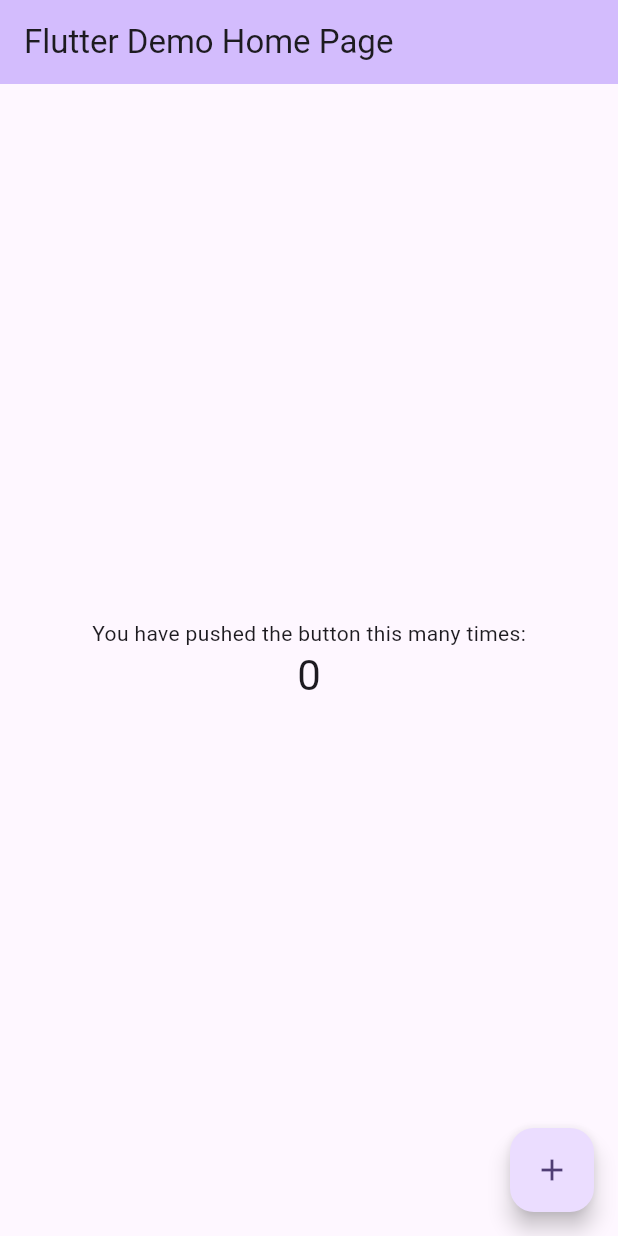
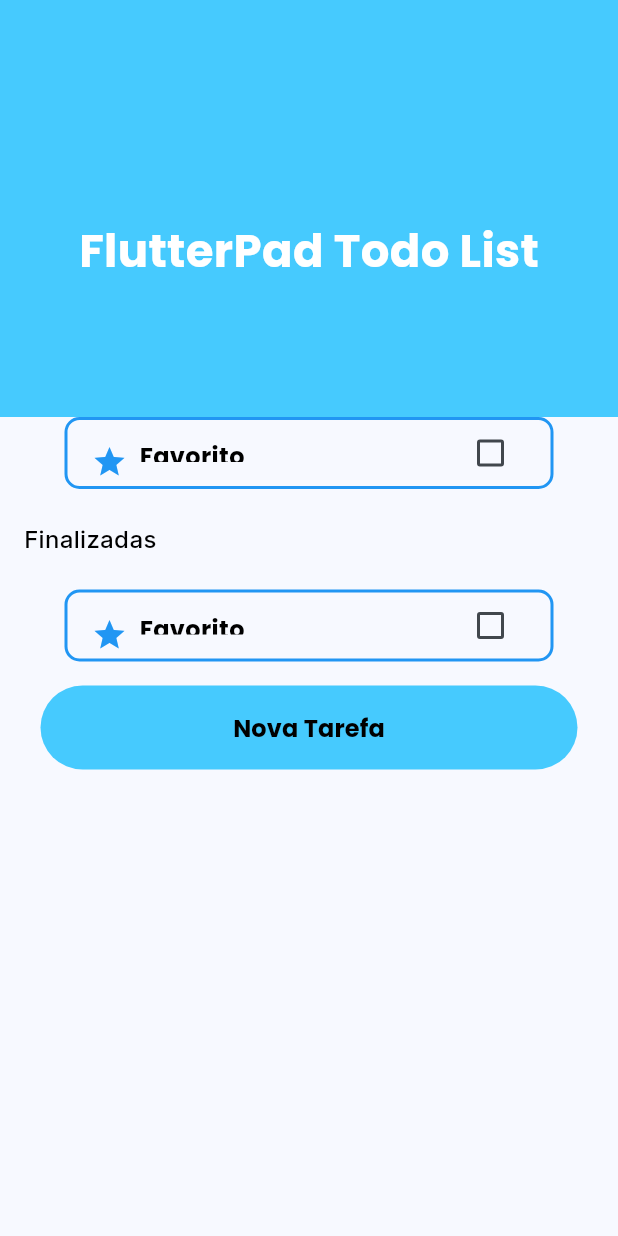
Before and after one commit to luiscns-alt/FlutterPadTodoList, a Flutter app: the screen it shows after launch, on a phone screen of 412 x 824 dp. Run offline on Flutter 3.47's test engine with Material 3 defaults, Android fonts, the light colour scheme and no system bars.

Commit message:
feat: add screen home.

```diff
--- a/lib/main.dart
+++ b/lib/main.dart
@@ -1,4 +1,5 @@
 import 'package:flutter/material.dart';
+import 'package:flutter_pad_todo_list/pages/home_page.dart';
 
 void main() {
   runApp(const MyApp());
@@ -7,119 +8,15 @@
 class MyApp extends StatelessWidget {
   const MyApp({super.key});
 
-  // This widget is the root of your application.
   @override
   Widget build(BuildContext context) {
     return MaterialApp(
       title: 'Flutter Demo',
       theme: ThemeData(
-        // This is the theme of your application.
-        //
-        // TRY THIS: Try running your application with "flutter run". You'll see
-        // the application has a purple toolbar. Then, without quitting the app,
-        // try changing the seedColor in the colorScheme below to Colors.green
-        // and then invoke "hot reload" (save your changes or press the "hot
-        // reload" button in a Flutter-supported IDE, or press "r" if you used
-        // the command line to start the app).
-        //
-        // Notice that the counter didn't reset back to zero; the application
-        // state is not lost during the reload. To reset the state, use hot
-        // restart instead.
-        //
-        // This works for code too, not just values: Most code changes can be
-        // tested with just a hot reload.
-        colorScheme: ColorScheme.fromSeed(seedColor: Colors.deepPurple),
+        colorScheme: ColorScheme.fromSeed(seedColor: Colors.lightBlue),
         useMaterial3: true,
       ),
-      home: const MyHomePage(title: 'Flutter Demo Home Page'),
+      home: const MyHomePage(title: 'FlutterPad Todo List'),
     );
   }
 }
-
-class MyHomePage extends StatefulWidget {
-  const MyHomePage({super.key, required this.title});
-
-  // This widget is the home page of your application. It is stateful, meaning
-  // that it has a State object (defined below) that contains fields that affect
-  // how it looks.
-
-  // This class is the configuration for the state. It holds the values (in this
-  // case the title) provided by the parent (in this case the App widget) and
-  // used by the build method of the State. Fields in a Widget subclass are
-  // always marked "final".
-
-  final String title;
-
-  @override
-  State<MyHomePage> createState() => _MyHomePageState();
-}
-
-class _MyHomePageState extends State<MyHomePage> {
-  int _counter = 0;
-
-  void _incrementCounter() {
-    setState(() {
-      // This call to setState tells the Flutter framework that something has
-      // changed in this State, which causes it to rerun the build method below
-      // so that the display can reflect the updated values. If we changed
-      // _counter without calling setState(), then the build method would not be
-      // called again, and so nothing would appear to happen.
-      _counter++;
-    });
-  }
-
-  @override
-  Widget build(BuildContext context) {
-    // This method is rerun every time setState is called, for instance as done
-    // by the _incrementCounter method above.
-    //
-    // The Flutter framework has been optimized to make rerunning build methods
-    // fast, so that you can just rebuild anything that needs updating rather
-    // than having to individually change instances of widgets.
-    return Scaffold(
-      appBar: AppBar(
-        // TRY THIS: Try changing the color here to a specific color (to
-        // Colors.amber, perhaps?) and trigger a hot reload to see the AppBar
-        // change color while the other colors stay the same.
-        backgroundColor: Theme.of(context).colorScheme.inversePrimary,
-        // Here we take the value from the MyHomePage object that was created by
-        // the App.build method, and use it to set our appbar title.
-        title: Text(widget.title),
-      ),
-      body: Center(
-        // Center is a layout widget. It takes a single child and positions it
-        // in the middle of the parent.
-        child: Column(
-          // Column is also a layout widget. It takes a list of children and
-          // arranges them vertically. By default, it sizes itself to fit its
-          // children horizontally, and tries to be as tall as its parent.
-          //
-          // Column has various properties to control how it sizes itself and
-          // how it positions its children. Here we use mainAxisAlignment to
-          // center the children vertically; the main axis here is the vertical
-          // axis because Columns are vertical (the cross axis would be
-          // horizontal).
-          //
-          // TRY THIS: Invoke "debug painting" (choose the "Toggle Debug Paint"
-          // action in the IDE, or press "p" in the console), to see the
-          // wireframe for each widget.
-          mainAxisAlignment: MainAxisAlignment.center,
-          children: <Widget>[
-            const Text(
-              'You have pushed the button this many times:',
-            ),
-            Text(
-              '$_counter',
-              style: Theme.of(context).textTheme.headlineMedium,
-            ),
-          ],
-        ),
-      ),
-      floatingActionButton: FloatingActionButton(
-        onPressed: _incrementCounter,
-        tooltip: 'Increment',
-        child: const Icon(Icons.add),
-      ), // This trailing comma makes auto-formatting nicer for build methods.
-    );
-  }
-}
--- /dev/null
+++ b/lib/pages/home_page.dart
@@ -0,0 +1,83 @@
+import 'package:flutter/material.dart';
+import 'package:flutter_pad_todo_list/widgets/button.dart';
+import 'package:flutter_pad_todo_list/widgets/item.dart';
+import 'package:flutter_pad_todo_list/widgets/page_title.dart';
+
+
+class MyHomePage extends StatefulWidget {
+  const MyHomePage({super.key, required this.title});
+
+  final String title;
+
+  @override
+  State<MyHomePage> createState() => _MyHomePageState();
+}
+
+class _MyHomePageState extends State<MyHomePage> {
+  @override
+  Widget build(BuildContext context) {
+    return Scaffold(
+      appBar: AppBar(
+        backgroundColor: const Color(0xFF46CAFE),
+      ),
+      body: Center(
+        child: Column(
+          children: <Widget>[
+            Container(
+              height: 222,
+              color: const Color(0xFF46CAFE),
+              child: const Center(
+                child: PageTitle(
+                  title: "FlutterPad Todo List",
+                  style: TextStyle(
+                    color: Color(0xFFFFFFFF),
+                    // Branco
+                    fontFamily: 'Poppins',
+                    fontSize: 30.0,
+                    fontWeight: FontWeight.bold,
+                    height: 1.0, // 100% line height
+                  ),
+                ),
+              ),
+            ),
+            const Center(
+              child: Item(
+                icon: Icons.star,
+                text: 'Favorito',
+              ),
+            ),
+            Container(
+              padding: const EdgeInsets.only(
+                  top: 24.0, bottom: 24.0, left: 16.0, right: 16.0),
+              child: const Align(
+                alignment: Alignment.centerLeft,
+                child: Text(
+                  "Finalizadas",
+                  style: TextStyle(
+                    color: Colors.black,
+                    fontFamily: 'Inter',
+                    fontSize: 16,
+                    fontStyle: FontStyle.normal,
+                    fontWeight: FontWeight.w600,
+                    height: 1.2,
+                  ),
+                ),
+              ),
+            ),
+            const Center(
+              child: Item(
+                icon: Icons.star,
+                text: 'Favorito',
+              ),
+            ),
+            Container(
+              padding: const EdgeInsets.all(16.0),
+              margin: const EdgeInsets.only(bottom: 24.0),
+              child: const Button(title: 'Nova Tarefa'),
+            )
+          ],
+        ),
+      ),
+    );
+  }
+}
--- /dev/null
+++ b/lib/widgets/button.dart
@@ -0,0 +1,40 @@
+import 'package:flutter/material.dart';
+
+class Button extends StatelessWidget {
+  final String title;
+
+  const Button({Key? key, required this.title}) : super(key: key);
+
+  @override
+  Widget build(BuildContext context) {
+    return Container(
+      width: 358,
+      height: 56,
+      decoration: BoxDecoration(
+        color: const Color(0xFF46CAFE),
+        borderRadius: BorderRadius.circular(50),
+      ),
+      child: ElevatedButton(
+        style: ElevatedButton.styleFrom(
+          primary: Colors.transparent,
+          shadowColor: Colors.transparent,
+          shape: RoundedRectangleBorder(
+            borderRadius: BorderRadius.circular(50),
+          ),
+        ),
+        onPressed: () {
+          // Adicione lógica de clique aqui
+        },
+        child: Center(
+          child: Text(title,
+              style: const TextStyle(
+                  color: Colors.black,
+                  fontFamily: 'Poppins',
+                  fontSize: 16.0,
+                  fontWeight: FontWeight.w700,
+                  height: 1.5)),
+        ),
+      ),
+    );
+  }
+}
--- /dev/null
+++ b/lib/widgets/item.dart
@@ -0,0 +1,70 @@
+import 'package:flutter/material.dart';
+
+class Item extends StatefulWidget {
+  final IconData icon;
+  final String text;
+  final bool initialValue;
+
+  const Item(
+      {super.key,
+      required this.icon,
+      required this.text,
+      this.initialValue = false});
+
+  @override
+  ItemState createState() => ItemState();
+}
+
+class ItemState extends State<Item> {
+  late bool isChecked;
+
+  @override
+  void initState() {
+    super.initState();
+    isChecked = widget.initialValue;
+  }
+
+  @override
+  Widget build(BuildContext context) {
+    return Container(
+      width: 326,
+      height: 48,
+      decoration: BoxDecoration(
+        borderRadius: BorderRadius.circular(10.0),
+        border: Border.all(
+          color: Colors.blue,
+          width: 2.0,
+        ),
+      ),
+      child: Container(
+        padding: const EdgeInsets.all(16.0),
+        child: Row(
+          children: [
+            Icon(widget.icon, color: Colors.blue, size: 24.0),
+            const SizedBox(width: 8.0),
+            Expanded(
+              child: Text(
+                widget.text,
+                style: const TextStyle(
+                  color: Colors.black,
+                  fontFamily: 'Poppins',
+                  fontSize: 16.0,
+                  fontWeight: FontWeight.bold,
+                  height: 1.0, // 100% line height
+                ),
+              ),
+            ),
+            Checkbox(
+              value: isChecked,
+              onChanged: (value) {
+                setState(() {
+                  isChecked = value!;
+                });
+              },
+            ),
+          ],
+        ),
+      ),
+    );
+  }
+}
--- /dev/null
+++ b/lib/widgets/page_title.dart
@@ -0,0 +1,16 @@
+import 'package:flutter/material.dart';
+
+class PageTitle extends StatelessWidget {
+  final String title;
+  final TextStyle? style;
+
+  const PageTitle({super.key, required this.title, this.style});
+
+  @override
+  Widget build(BuildContext context) {
+    return Text(
+      title,
+      style: style ?? Theme.of(context).textTheme.headlineMedium,
+    );
+  }
+}
```
Also changed, not shown: pubspec.yaml (+11 -0 lines), assets/fonts/Inter-Medium.ttf (added), assets/fonts/Inter-Regular.ttf (added), assets/fonts/Poppins-Bold.ttf (added), assets/fonts/Poppins-Regular.ttf (added).
